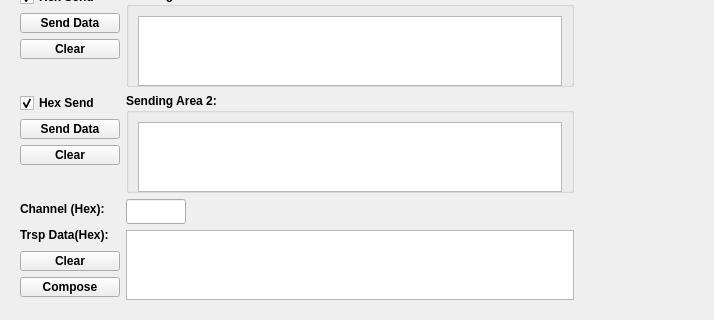
Before: the Qt Designer form ui/ui_gadget.ui in ZhenhuaWei/BaseSerialPortTool, drawn with Qt 5; both pictures show x 0 to 714 and y 230 to 550 of the 850 by 550 pixel window.
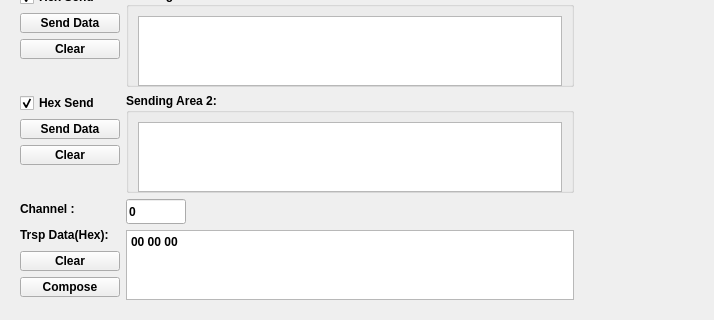
After: the same form once the commit is applied.

```diff
--- a/ui/ui_gadget.ui
+++ b/ui/ui_gadget.ui
@@ -876,7 +876,7 @@
               </size>
              </property>
              <property name="text">
-              <string>Channel (Hex):</string>
+              <string>Channel :</string>
              </property>
             </widget>
            </item>
@@ -980,6 +980,9 @@
              <height>25</height>
             </size>
            </property>
+           <property name="text">
+            <string>0</string>
+           </property>
           </widget>
          </item>
          <item row="1" column="1">
@@ -996,6 +999,13 @@
              <height>70</height>
             </size>
            </property>
+           <property name="html">
+            <string>&lt;!DOCTYPE HTML PUBLIC &quot;-//W3C//DTD HTML 4.0//EN&quot; &quot;http://www.w3.org/TR/REC-html40/strict.dtd&quot;&gt;
+&lt;html&gt;&lt;head&gt;&lt;meta name=&quot;qrichtext&quot; content=&quot;1&quot; /&gt;&lt;style type=&quot;text/css&quot;&gt;
+p, li { white-space: pre-wrap; }
+&lt;/style&gt;&lt;/head&gt;&lt;body style=&quot; font-family:'Arial'; font-size:9pt; font-weight:600; font-style:normal;&quot;&gt;
+&lt;p style=&quot; margin-top:0px; margin-bottom:0px; margin-left:0px; margin-right:0px; -qt-block-indent:0; text-indent:0px;&quot;&gt;00 00 00 &lt;/p&gt;&lt;/body&gt;&lt;/html&gt;</string>
+           </property>
           </widget>
          </item>
         </layout>
```
